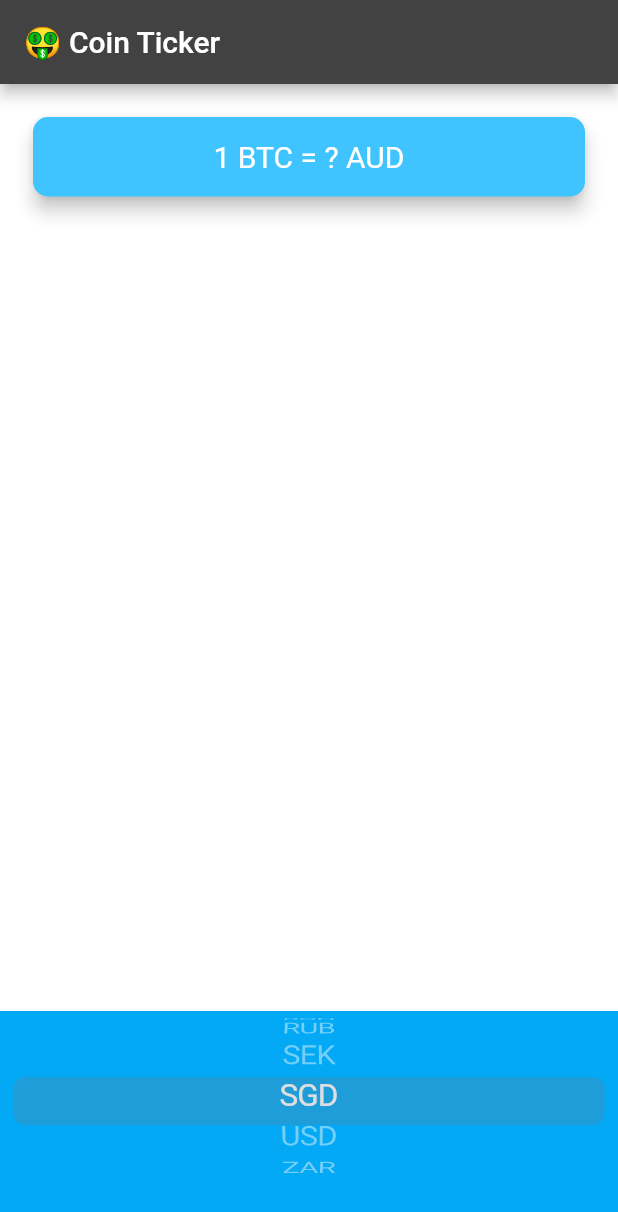
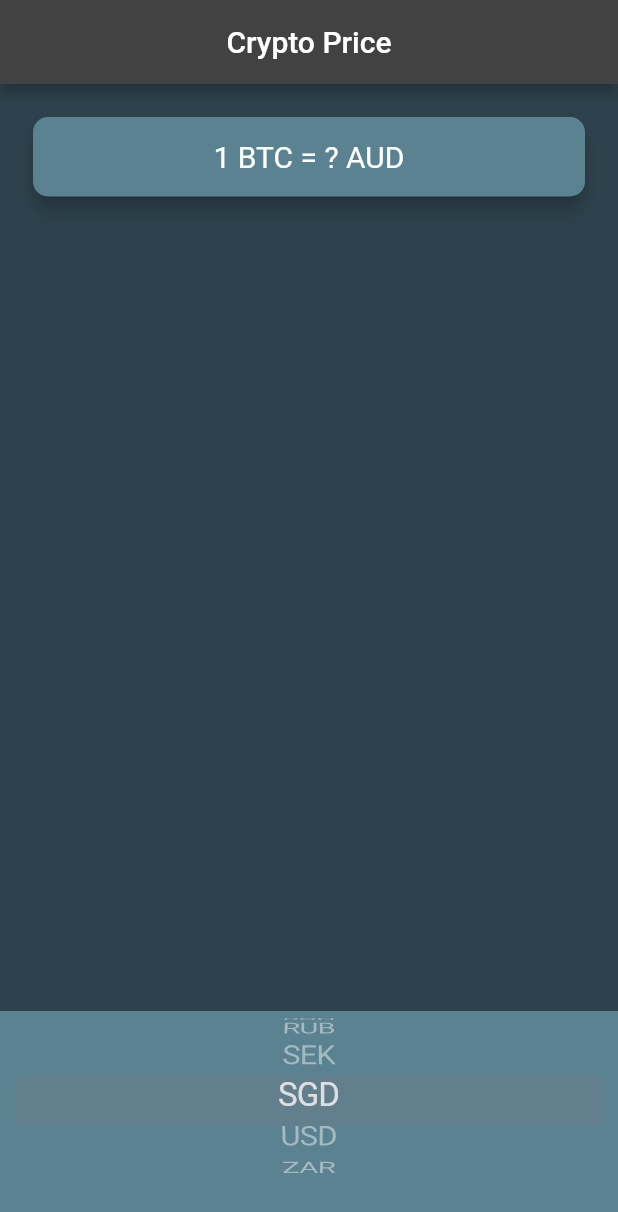
Before and after one commit to Kashish0401/bitcoin_tracker, a Flutter app: the screen it shows after launch, scrolled down 576 dp, on a phone screen of 412 x 824 dp. Shown: the top 1212 px of the screen. Run offline on Flutter 3.47's test engine with Material 2 defaults, Android fonts, the phone set to English and light mode, and no system bars; network calls fail.

Commit message:
Theme Change

```diff
--- a/lib/price_screen.dart
+++ b/lib/Screen/price_screen.dart
@@ -1,11 +1,13 @@
 import 'package:bitcoin/Data/fetchData.dart';
 import 'package:bitcoin/Services/Networking.dart';
 import 'package:flutter/material.dart';
-import 'Data/coin_data.dart';
+import '../Data/coin_data.dart';
 //import 'package:flutter_picker/flutter_picker.dart';
 import 'package:flutter/cupertino.dart';
 
 class PriceScreen extends StatefulWidget {
+  const PriceScreen({Key? key}) : super(key: key);
+
   @override
   _PriceScreenState createState() => _PriceScreenState();
 }
@@ -16,13 +18,13 @@ class _PriceScreenState extends State<PriceScreen> {
   String rate = '?';
 
   List<Widget> getPicker() {
-    List<Text> PickerItems = currenciesList.map((String items) {
+    List<Text> pickerItems = currenciesList.map((String items) {
       return Text(
         items,
-        style: TextStyle(color: Colors.white),
+        style: const TextStyle(color: Colors.white),
       );
     }).toList();
-    return PickerItems;
+    return pickerItems;
     /*
     List<Text> pickerItems = [];
     for (String currencies in currenciesList) {
@@ -33,6 +35,7 @@ class _PriceScreenState extends State<PriceScreen> {
 
   @override
   void initState() {
+    super.initState();
     getRate('BTC', currenciesList[indexChose]);
   }
 
@@ -48,16 +51,16 @@ class _PriceScreenState extends State<PriceScreen> {
   Widget build(BuildContext context) {
     return Scaffold(
       appBar: AppBar(
-        title: Text('🤑 Coin Ticker'),
+        title: const Center(child: Text('Crypto Price')),
       ),
       body: Column(
         mainAxisAlignment: MainAxisAlignment.spaceBetween,
         crossAxisAlignment: CrossAxisAlignment.stretch,
         children: <Widget>[
           Padding(
-            padding: EdgeInsets.fromLTRB(18.0, 18.0, 18.0, 0),
+            padding: const EdgeInsets.fromLTRB(18.0, 18.0, 18.0, 0),
             child: Card(
-              color: Colors.lightBlueAccent,
+              color: const Color(0xFF5B8291),
               elevation: 5.0,
               shape: RoundedRectangleBorder(
                 borderRadius: BorderRadius.circular(10.0),
@@ -68,7 +71,7 @@ class _PriceScreenState extends State<PriceScreen> {
                 child: Text(
                   '1 BTC = $rate ${currenciesList[indexChose]}',
                   textAlign: TextAlign.center,
-                  style: TextStyle(
+                  style: const TextStyle(
                     fontSize: 20.0,
                     color: Colors.white,
                   ),
@@ -79,8 +82,8 @@ class _PriceScreenState extends State<PriceScreen> {
           Container(
             height: 150.0,
             alignment: Alignment.center,
-            padding: EdgeInsets.only(bottom: 30.0),
-            color: Colors.lightBlue,
+            padding: const EdgeInsets.only(bottom: 30.0),
+            color: const Color(0xFF5B8291),
             child: CupertinoPicker(
               //backgroundColor: Colors.lightBlue,
               itemExtent: 32.0,
@@ -88,6 +91,7 @@ class _PriceScreenState extends State<PriceScreen> {
                 indexChose = selectedIndex;
                 getRate('BTC', currenciesList[indexChose]);
               },
+              magnification: 1.05,
               children: getPicker(),
             ),
           ),
--- a/lib/main.dart
+++ b/lib/main.dart
@@ -1,5 +1,5 @@
 import 'package:flutter/material.dart';
-import 'price_screen.dart';
+import 'Screen/price_screen.dart';
 
 void main() => runApp(MyApp());
 
@@ -9,8 +9,8 @@ class MyApp extends StatelessWidget {
     return MaterialApp(
       debugShowCheckedModeBanner: false,
       theme: ThemeData.dark().copyWith(
-          primaryColor: Colors.lightBlue,
-          scaffoldBackgroundColor: Colors.white),
+          primaryColor: Color(0xFF5B8291),
+          scaffoldBackgroundColor: Color(0xFF2E424D)),
       home: PriceScreen(),
     );
   }
```
